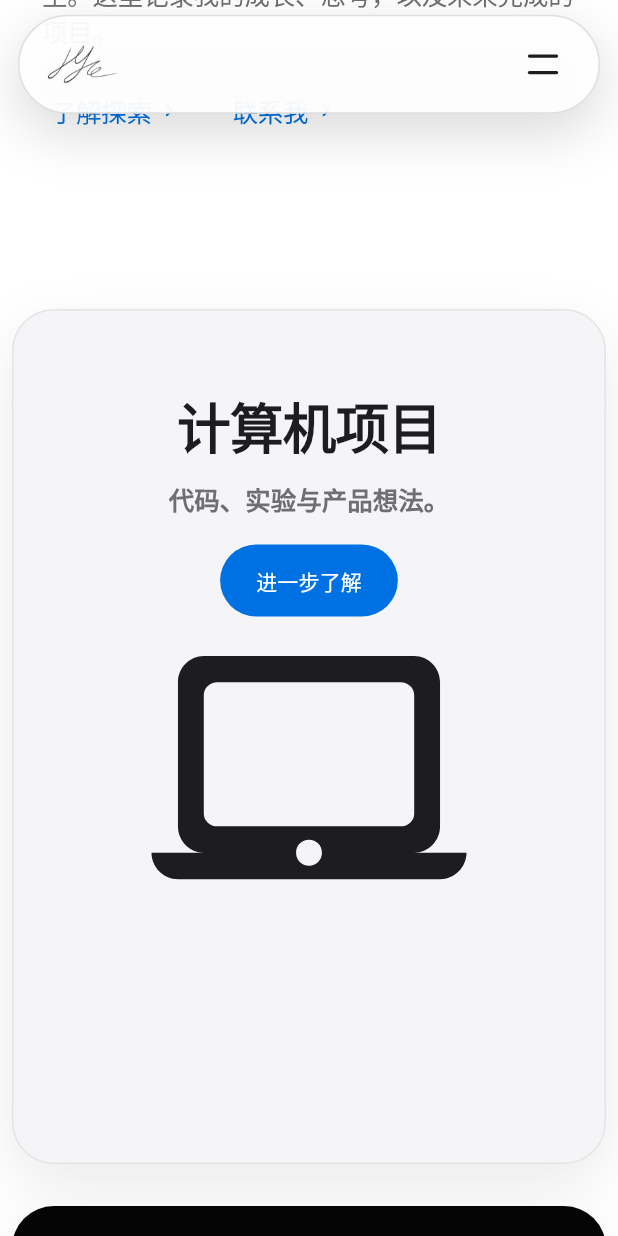
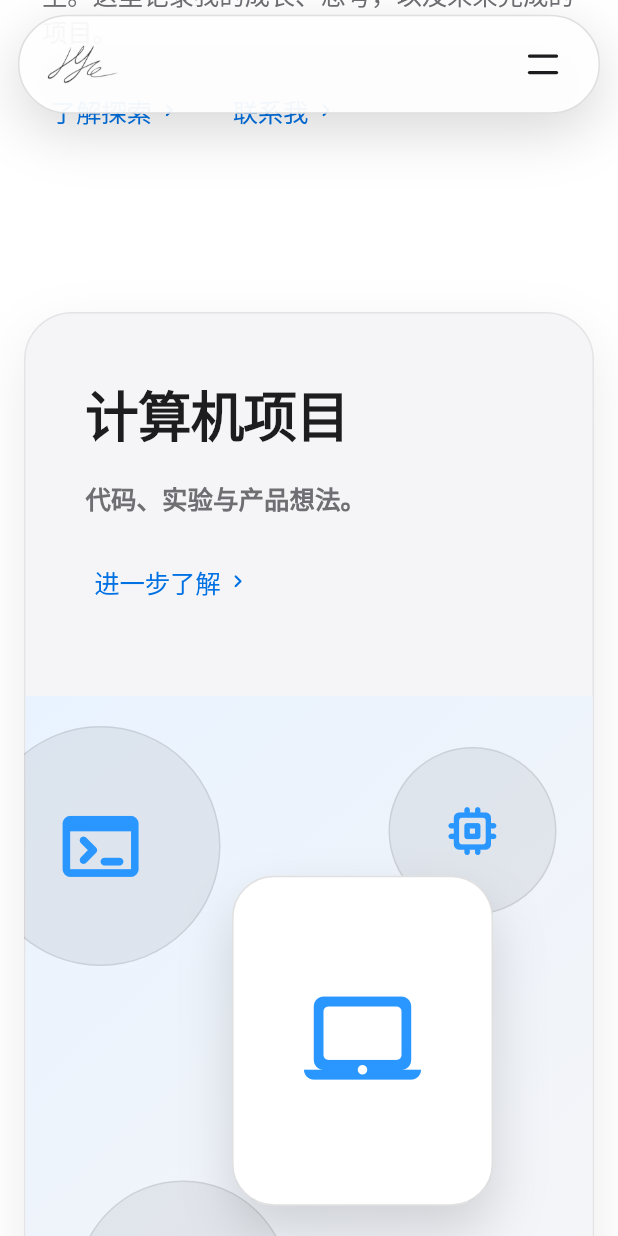
Before and after one commit to HongyuYe12/HongyuYe12.github.io, a Flutter app: the screen it shows after launch, scrolled down 576 dp, on a phone screen of 412 x 824 dp. Run offline on Flutter 3.47's test engine with Material 3 defaults, Android fonts, the phone set to English and light mode, and no system bars; missing offline and left inert: liquid_glass_widgets.

Commit message:
Make feature cards responsive

```diff
--- a/flutter_app/lib/main.dart
+++ b/flutter_app/lib/main.dart
@@ -798,14 +798,15 @@ class _Projects extends StatelessWidget {
     width: double.infinity,
     color: dark ? _darkPage : Colors.white,
     padding: EdgeInsets.fromLTRB(
-      compact ? 8 : 14,
-      compact ? 22 : 36,
-      compact ? 8 : 14,
-      compact ? 88 : 136,
+      compact ? 16 : 28,
+      compact ? 24 : 48,
+      compact ? 16 : 28,
+      compact ? 88 : 128,
     ),
     child: Center(
       child: ConstrainedBox(
-        constraints: const BoxConstraints(maxWidth: 1600),
+        // 达到 1440px 后不再继续拉宽，超宽屏只增加两侧留白。
+        constraints: const BoxConstraints(maxWidth: 1440),
         child: SizedBox(
           width: double.infinity,
           child: Column(
@@ -819,7 +820,7 @@ class _Projects extends StatelessWidget {
                 button: text['learnMore']!,
                 onTap: onComputer,
               ),
-              SizedBox(height: compact ? 28 : 44),
+              SizedBox(height: compact ? 24 : 32),
               _ThemeCard(
                 photography: true,
                 dark: dark,
@@ -837,7 +838,7 @@ class _Projects extends StatelessWidget {
   );
 }
 
-// 单个主题卡片。photography 决定显示摄影还是计算机项目的视觉样式。
+// 单个主题卡片。宽屏左右排列，窄屏自动切换为文字在上、视觉在下。
 class _ThemeCard extends StatelessWidget {
   const _ThemeCard({
     required this.photography,
@@ -855,35 +856,96 @@ class _ThemeCard extends StatelessWidget {
   final String subtitle;
   final String button;
   final VoidCallback onTap;
+
   @override
-  Widget build(BuildContext context) => Container(
+  Widget build(BuildContext context) => LayoutBuilder(
+    builder: (context, constraints) {
+      // 参考 Apple 支持页面：约 980px 起切换为横向大卡片。
+      final horizontal = constraints.maxWidth >= 980;
+      final foreground = dark || photography
+          ? _darkPrimary
+          : const Color(0xFF1D1D1F);
+      final secondary = dark || photography
+          ? _darkSecondary
+          : const Color(0xFF6E6E73);
+
+      final copy = Padding(
+        padding: EdgeInsets.symmetric(
+          horizontal: horizontal ? 64 : 40,
+          vertical: horizontal ? 72 : 52,
+        ),
+        child: Align(
+          alignment: Alignment.centerLeft,
+          child: ConstrainedBox(
+            constraints: const BoxConstraints(maxWidth: 470),
+            child: Column(
+              mainAxisSize: MainAxisSize.min,
+              crossAxisAlignment: CrossAxisAlignment.start,
+              children: [
+                Text(
+                  title,
+                  style: TextStyle(
+                    color: foreground,
+                    fontSize: horizontal ? 48 : (compact ? 36 : 42),
+                    height: 1.08,
+                    fontWeight: FontWeight.w600,
+                    letterSpacing: horizontal ? -1.3 : -.8,
+                    decoration: TextDecoration.none,
+                  ),
+                ),
+                const SizedBox(height: 20),
+                Text(
+                  subtitle,
+                  style: TextStyle(
+                    color: secondary,
+                    fontSize: horizontal ? 21 : 17,
+                    height: 1.45,
+                    decoration: TextDecoration.none,
+                  ),
+                ),
+                const SizedBox(height: 18),
+                _BlueLink(label: button, onTap: onTap),
+              ],
+            ),
+          ),
+        ),
+      );
+
+      final visual = _ThemeVisual(
+        photography: photography,
+        dark: dark,
+        horizontal: horizontal,
+      );
+
+      return SizedBox(
+        height: horizontal ? 600 : (compact ? 680 : 720),
+        child: Container(
           width: double.infinity,
-    constraints: BoxConstraints(minHeight: compact ? 570 : 680),
           clipBehavior: Clip.antiAlias,
           decoration: BoxDecoration(
             color: dark
-          ? (photography ? const Color(0xFF050505) : const Color(0xFF111113))
-          : (photography ? const Color(0xFF050505) : const Color(0xFFF5F5F7)),
+                ? (photography
+                      ? const Color(0xFF050505)
+                      : const Color(0xFF111113))
+                : (photography
+                      ? const Color(0xFF050505)
+                      : const Color(0xFFF5F5F7)),
             gradient: dark && !photography
                 ? const LinearGradient(
                     begin: Alignment.topLeft,
                     end: Alignment.bottomRight,
-              colors: [Color(0xFF20182E), Color(0xFF111318), Color(0xFF090909)],
+                    colors: [
+                      Color(0xFF20182E),
+                      Color(0xFF111318),
+                      Color(0xFF090909),
+                    ],
                   )
                 : null,
-      borderRadius: BorderRadius.circular(28),
+            borderRadius: BorderRadius.circular(32),
             border: dark
                 ? Border.all(color: Colors.white10)
                 : Border.all(color: const Color(0x12000000)),
-      boxShadow: dark
-          ? const [
-              BoxShadow(
-                color: Color(0x52000000),
-                blurRadius: 36,
-                offset: Offset(0, 18),
-              ),
-            ]
-          : const [
+            boxShadow: const [
               BoxShadow(
                 color: Color(0x14000000),
                 blurRadius: 32,
@@ -891,62 +953,154 @@ class _ThemeCard extends StatelessWidget {
               ),
             ],
           ),
-    child: Column(
+          child: horizontal
+              ? Row(
                   children: [
-        Padding(
-          padding: EdgeInsets.fromLTRB(24, compact ? 50 : 68, 24, 0),
-          child: Column(
+                    Expanded(flex: 6, child: visual),
+                    Expanded(flex: 5, child: copy),
+                  ],
+                )
+              : Column(
                   children: [
-              Text(
-                title,
-                textAlign: TextAlign.center,
-                style: TextStyle(
-                  color: dark || photography
-                      ? _darkPrimary
-                      : const Color(0xFF1D1D1F),
-                  fontSize: compact ? 36 : 48,
-                  fontWeight: FontWeight.w600,
-                  letterSpacing: compact ? -.8 : -1.3,
-                  decoration: TextDecoration.none,
+                    copy,
+                    Expanded(child: visual),
+                  ],
                 ),
         ),
-              const SizedBox(height: 10),
-              Text(
-                subtitle,
-                textAlign: TextAlign.center,
-                style: TextStyle(
-                  color: dark || photography
-                      ? _darkSecondary
-                      : const Color(0xFF6E6E73),
-                  fontSize: compact ? 17 : 21,
-                  decoration: TextDecoration.none,
+      );
+    },
+  );
+}
+
+// 主题卡片的视觉区域。使用抽象设备构图替代单一大图标，使横竖排版都更接近参考图。
+class _ThemeVisual extends StatelessWidget {
+  const _ThemeVisual({
+    required this.photography,
+    required this.dark,
+    required this.horizontal,
+  });
+
+  final bool photography;
+  final bool dark;
+  final bool horizontal;
+
+  @override
+  Widget build(BuildContext context) {
+    final foreground = dark || photography
+        ? Colors.white
+        : const Color(0xFF1D1D1F);
+    final accent = photography
+        ? const Color(0xFF7B61FF)
+        : const Color(0xFF2997FF);
+
+    return DecoratedBox(
+      decoration: BoxDecoration(
+        gradient: LinearGradient(
+          begin: Alignment.topLeft,
+          end: Alignment.bottomRight,
+          colors: photography
+              ? const [Color(0xFF17151D), Color(0xFF050505)]
+              : dark
+              ? const [Color(0xFF2A2040), Color(0xFF0A0A0C)]
+              : const [Color(0xFFE9F3FF), Color(0xFFF5F5F7)],
         ),
       ),
-              const SizedBox(height: 18),
-              FilledButton(
-                onPressed: onTap,
-                style: FilledButton.styleFrom(
-                  backgroundColor: const Color(0xFF0071E3),
-                  foregroundColor: Colors.white,
-                  padding: const EdgeInsets.symmetric(
-                    horizontal: 24,
-                    vertical: 14,
+      child: Stack(
+        clipBehavior: Clip.none,
+        children: [
+          Positioned(
+            left: horizontal ? -70 : -30,
+            top: horizontal ? -50 : 20,
+            child: _VisualTile(
+              size: horizontal ? 250 : 160,
+              icon: photography
+                  ? Icons.photo_camera_back_rounded
+                  : Icons.terminal_rounded,
+              foreground: foreground,
+              accent: accent,
             ),
           ),
-                child: Text(button),
+          Positioned(
+            right: horizontal ? 54 : 24,
+            top: horizontal ? 58 : 34,
+            child: _VisualTile(
+              size: horizontal ? 150 : 112,
+              icon: photography ? Icons.camera_rounded : Icons.memory_rounded,
+              foreground: foreground,
+              accent: accent,
+            ),
+          ),
+          Positioned(
+            left: horizontal ? 72 : 34,
+            bottom: horizontal ? -64 : -42,
+            child: _VisualTile(
+              size: horizontal ? 210 : 142,
+              icon: photography
+                  ? Icons.filter_hdr_rounded
+                  : Icons.data_object_rounded,
+              foreground: foreground,
+              accent: accent,
+            ),
+          ),
+          Align(
+            alignment: const Alignment(.35, .18),
+            child: Container(
+              width: horizontal ? 245 : 174,
+              height: horizontal ? 330 : 220,
+              decoration: BoxDecoration(
+                color: dark || photography
+                    ? const Color(0xFF202024)
+                    : Colors.white,
+                borderRadius: BorderRadius.circular(horizontal ? 38 : 28),
+                border: Border.all(
+                  color: dark || photography ? Colors.white12 : Colors.black12,
+                ),
+                boxShadow: const [
+                  BoxShadow(
+                    color: Color(0x24000000),
+                    blurRadius: 30,
+                    offset: Offset(0, 18),
                   ),
                 ],
               ),
+              child: Icon(
+                photography
+                    ? Icons.camera_alt_rounded
+                    : Icons.laptop_mac_rounded,
+                size: horizontal ? 108 : 78,
+                color: accent,
               ),
-        const Spacer(),
-        Icon(
-          photography ? Icons.camera_alt_rounded : Icons.laptop_mac_rounded,
-          color: dark || photography ? _darkPrimary : const Color(0xFF1D1D1F),
-          size: compact ? 210 : 310,
             ),
-        SizedBox(height: compact ? 38 : 48),
+          ),
         ],
       ),
+    );
+  }
+}
+
+class _VisualTile extends StatelessWidget {
+  const _VisualTile({
+    required this.size,
+    required this.icon,
+    required this.foreground,
+    required this.accent,
+  });
+
+  final double size;
+  final IconData icon;
+  final Color foreground;
+  final Color accent;
+
+  @override
+  Widget build(BuildContext context) => Container(
+    width: size,
+    height: size,
+    decoration: BoxDecoration(
+      color: foreground.withValues(alpha: .07),
+      shape: BoxShape.circle,
+      border: Border.all(color: foreground.withValues(alpha: .1)),
+    ),
+    child: Icon(icon, color: accent, size: size * .38),
   );
 }
 
```
Also changed, not shown: assets/fonts/MaterialIcons-Regular.otf, 2 other files. Lines whose indentation alone changed are shown as unchanged.
